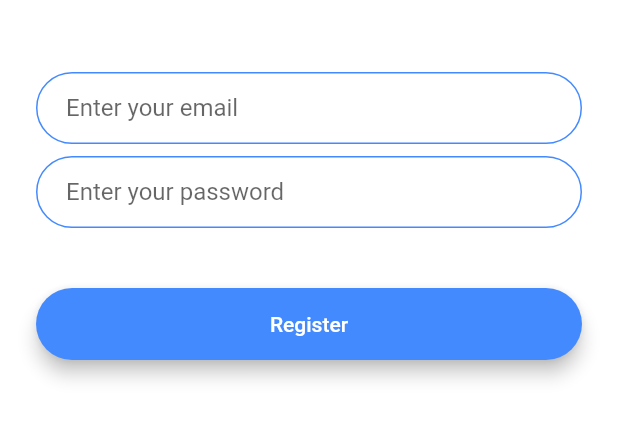
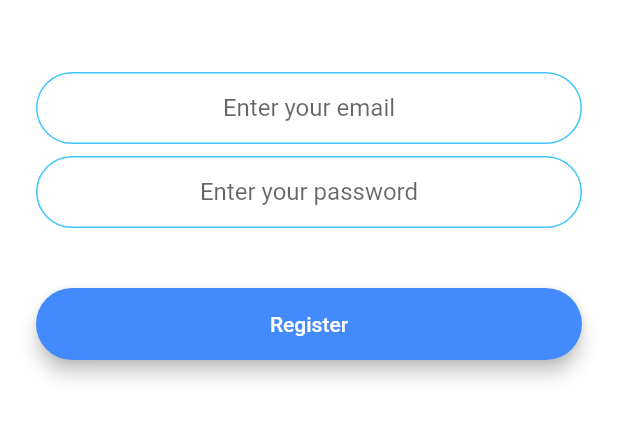
Before and after one commit to Sophia-PeiJin-SU/flutter-test, a Flutter app: the RegistrationScreen screen opened directly, on a phone screen of 412 x 824 dp, the part 576-1018 px from its top. Run offline on Flutter 3.47's test engine with Material 2 defaults, Android fonts, the phone set to English and light mode, and no system bars; our stand-ins replace animated_text_kit, audioplayers, firebase_auth, firebase_core, flutter_spinkit, font_awesome_flutter and 3 more; accounts and stored records are empty.

Commit message:
chat project

```diff
--- a/lib/chat/components/rounded_button.dart
+++ b/lib/chat/components/rounded_button.dart
@@ -24,6 +24,7 @@ class RoundedButton extends StatelessWidget {
           height: 42.0,
           child: Text(
             title,
+            style: TextStyle(color: Colors.white),
           ),
         ),
       ),
--- a/lib/chat/constants.dart
+++ b/lib/chat/constants.dart
@@ -17,3 +17,22 @@ const kMessageContainerDecoration = BoxDecoration(
     top: BorderSide(color: Colors.lightBlueAccent, width: 2.0),
   ),
 );
+
+const kTextFieldDecoration = InputDecoration(
+  hintText: '',
+  contentPadding:
+  EdgeInsets.symmetric(vertical: 10.0, horizontal: 20.0),
+  border: OutlineInputBorder(
+    borderRadius: BorderRadius.all(Radius.circular(32.0)),
+  ),
+  enabledBorder: OutlineInputBorder(
+    borderSide:
+    BorderSide(color: Colors.lightBlueAccent, width: 1.0),
+    borderRadius: BorderRadius.all(Radius.circular(32.0)),
+  ),
+  focusedBorder: OutlineInputBorder(
+    borderSide:
+    BorderSide(color: Colors.lightBlueAccent, width: 2.0),
+    borderRadius: BorderRadius.all(Radius.circular(32.0)),
+  ),
+);
--- a/lib/chat/screens/registration_screen.dart
+++ b/lib/chat/screens/registration_screen.dart
@@ -1,4 +1,9 @@
 import 'package:flutter/material.dart';
+import 'package:testing_app/chat/components/rounded_button.dart';
+import 'package:testing_app/chat/constants.dart';
+import 'package:firebase_auth/firebase_auth.dart';
+import 'package:testing_app/chat/screens/chat_screen.dart';
+import 'package:modal_progress_hud/modal_progress_hud.dart';
 
 class RegistrationScreen extends StatefulWidget {
   static const String id = 'registration_screen';
@@ -7,11 +12,18 @@ class RegistrationScreen extends StatefulWidget {
 }
 
 class _RegistrationScreenState extends State<RegistrationScreen> {
+  final _auth = FirebaseAuth.instance;
+  bool showSpinner = false;
+  String email;
+  String password;
+
   @override
   Widget build(BuildContext context) {
     return Scaffold(
       backgroundColor: Colors.white,
-      body: Padding(
+      body: ModalProgressHUD(
+        inAsyncCall: showSpinner,
+        child: Padding(
           padding: EdgeInsets.symmetric(horizontal: 24.0),
           child: Column(
             mainAxisAlignment: MainAxisAlignment.center,
@@ -28,73 +40,54 @@ class _RegistrationScreenState extends State<RegistrationScreen> {
                 height: 48.0,
               ),
               TextField(
+                keyboardType: TextInputType.emailAddress,
+                textAlign: TextAlign.center,
                 onChanged: (value) {
                   //Do something with the user input.
+                  email = value;
                 },
-              decoration: InputDecoration(
-                hintText: 'Enter your email',
-                contentPadding:
-                    EdgeInsets.symmetric(vertical: 10.0, horizontal: 20.0),
-                border: OutlineInputBorder(
-                  borderRadius: BorderRadius.all(Radius.circular(32.0)),
-                ),
-                enabledBorder: OutlineInputBorder(
-                  borderSide: BorderSide(color: Colors.blueAccent, width: 1.0),
-                  borderRadius: BorderRadius.all(Radius.circular(32.0)),
-                ),
-                focusedBorder: OutlineInputBorder(
-                  borderSide: BorderSide(color: Colors.blueAccent, width: 2.0),
-                  borderRadius: BorderRadius.all(Radius.circular(32.0)),
-                ),
-              ),
+                decoration:
+                    kTextFieldDecoration.copyWith(hintText: 'Enter your email'),
               ),
               SizedBox(
                 height: 8.0,
               ),
               TextField(
+                obscureText: true,
+                textAlign: TextAlign.center,
                 onChanged: (value) {
                   //Do something with the user input.
+                  password = value;
                 },
-              decoration: InputDecoration(
-                hintText: 'Enter your password',
-                contentPadding:
-                    EdgeInsets.symmetric(vertical: 10.0, horizontal: 20.0),
-                border: OutlineInputBorder(
-                  borderRadius: BorderRadius.all(Radius.circular(32.0)),
-                ),
-                enabledBorder: OutlineInputBorder(
-                  borderSide: BorderSide(color: Colors.blueAccent, width: 1.0),
-                  borderRadius: BorderRadius.all(Radius.circular(32.0)),
-                ),
-                focusedBorder: OutlineInputBorder(
-                  borderSide: BorderSide(color: Colors.blueAccent, width: 2.0),
-                  borderRadius: BorderRadius.all(Radius.circular(32.0)),
-                ),
-              ),
+                decoration: kTextFieldDecoration.copyWith(
+                    hintText: 'Enter your password'),
               ),
               SizedBox(
                 height: 24.0,
               ),
-            Padding(
-              padding: EdgeInsets.symmetric(vertical: 16.0),
-              child: Material(
+              RoundedButton(
                 color: Colors.blueAccent,
-                borderRadius: BorderRadius.all(Radius.circular(30.0)),
-                elevation: 5.0,
-                child: MaterialButton(
-                  onPressed: () {
-                    //Implement registration functionality.
+                title: 'Register',
+                onPressed: () async {
+                  setState(() {
+                    showSpinner = true;
+                  });
+                  try {
+                    final newUser = await _auth.createUserWithEmailAndPassword(
+                        email: email, password: password);
+                    if (newUser != null) {
+                      Navigator.pushNamed(context, ChatScreen.id);
+                    }
+                    setState(() {
+                      showSpinner = false;
+                    });
+                  } catch (e) {
+                    print(e);
+                  }
                 },
-                  minWidth: 200.0,
-                  height: 42.0,
-                  child: Text(
-                    'Register',
-                    style: TextStyle(color: Colors.white),
-                  ),
-                ),
-              ),
               ),
             ],
+          ),
         ),
       ),
     );
--- a/pubspec.yaml
+++ b/pubspec.yaml
@@ -20,6 +20,10 @@ dependencies:
   http: ^0.12.2
   flutter_spinkit: ^4.1.2+1
   animated_text_kit: ^3.1.0
+  firebase_core: ^0.5.3
+  cloud_firestore: ^0.14.4
+  firebase_auth: ^0.18.4+1
+  modal_progress_hud: ^0.1.3
 
 dev_dependencies:
   flutter_test:
```
Also changed, not shown: lib/chat/main.dart (+6 -6 lines), lib/chat/screens/chat_screen.dart (+26 -0 lines), lib/chat/screens/login_screen.dart (+40 -52 lines), pubspec.lock, 3 other files. Lines whose indentation alone changed are shown as unchanged.
